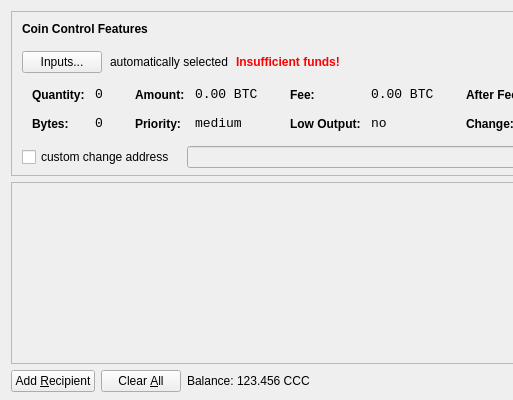
This is src/qt/forms/sendcoinsdialog.ui in Cancercoin/Cancercoin as Qt 5 draws it before an edit; both pictures show x 0 to 513 and y 0 to 400 of the 850 by 400 pixel window. The edited form follows.
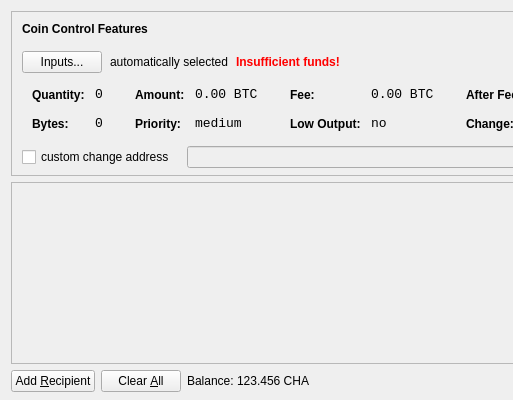
This is the edited form. Icons and pictures are not drawn.

```diff
--- a/src/qt/forms/sendcoinsdialog.ui
+++ b/src/qt/forms/sendcoinsdialog.ui
@@ -720,7 +720,7 @@
           <cursorShape>IBeamCursor</cursorShape>
          </property>
          <property name="text">
-          <string>123.456 CCC</string>
+          <string>123.456 CHA</string>
          </property>
          <property name="textInteractionFlags">
           <set>Qt::LinksAccessibleByMouse|Qt::TextSelectableByKeyboard|Qt::TextSelectableByMouse</set>
```
